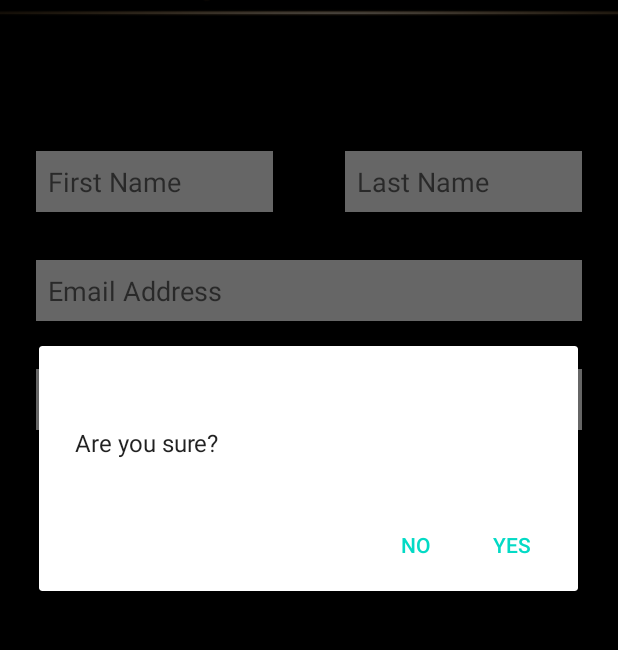
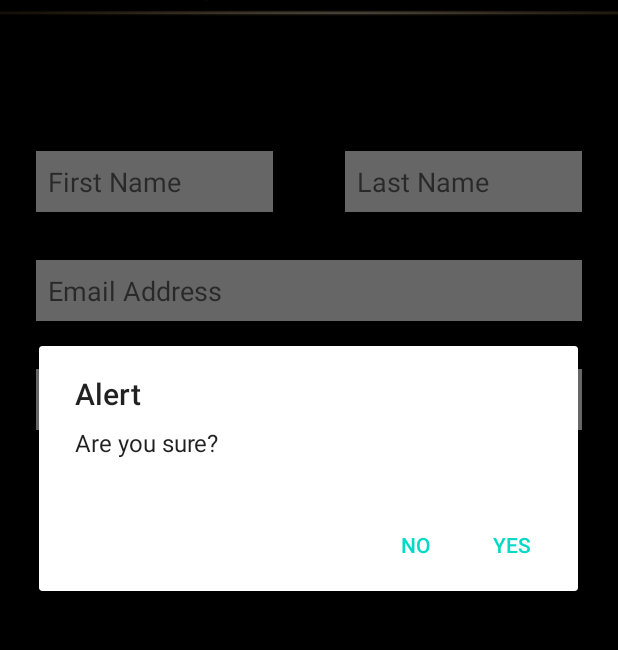
Before and after one commit to carluvy/LeaderBoard, an Android app: the FormActivity screen opened directly, with no data from a screen before it, after a tap on "SUBMIT", on a phone screen of 412 x 824 dp, the part 149-799 px from its top. Run offline under Robolectric (Android 15) with nearby library versions, the phone set to English and light mode, and no system bars.

Commit message:
Submission failed!

```diff
--- a/app/src/main/java/com/coolbanter/leaderboard/FormActivity.java
+++ b/app/src/main/java/com/coolbanter/leaderboard/FormActivity.java
@@ -1,13 +1,13 @@
 package com.coolbanter.leaderboard;
 
 
-import androidx.activity.OnBackPressedCallback;
+
 import androidx.appcompat.app.AlertDialog;
 import androidx.appcompat.app.AppCompatActivity;
 import androidx.appcompat.widget.Toolbar;
 
 
-import android.content.DialogInterface;
+
 import android.content.Intent;
 import android.os.Bundle;
 import android.util.Log;
@@ -63,11 +63,9 @@ public class FormActivity extends AppCompatActivity {
     APIService apiService = FormApiClient.getFormService();
 
         AlertDialog.Builder alertDialog = new AlertDialog.Builder(FormActivity.this);
-        alertDialog.setTitle(" ");
+        alertDialog.setTitle("Alert");
         alertDialog.setMessage(R.string.dialog_confirm_submission);
-        alertDialog.setPositiveButton(R.string.positive, new DialogInterface.OnClickListener() {
-            @Override
-            public void onClick(DialogInterface dialog, int which) {
+        alertDialog.setPositiveButton(R.string.positive, (dialog, which) -> {
             String firstName = firstNameEt.getText().toString();
             String lastName = lastNameEt.getText().toString();
             String email = emailEt.getText().toString();
@@ -81,15 +79,16 @@ public class FormActivity extends AppCompatActivity {
                         if (response.isSuccessful()) {
                             Log.i(TAG, "Was A Success!" + response.code());
 
+
                         }
                         successDialog();
+
 
 
                     }
 
                     @Override
                     public void onFailure(Call<Void> call, Throwable t) {
-                            failureDialog();
                         Log.i(TAG_FAIL, "Has Failed!" + t);
 //                            if (call.isCanceled()) {
 //                                Log.i(TAG_FAIL, "was cancelled");
@@ -100,12 +99,11 @@ public class FormActivity extends AppCompatActivity {
                     }
                 });
             } else {
+                failureDialog();
                 Toast.makeText(FormActivity.this, "All fields are required", Toast.LENGTH_LONG).show();
             }
 
             dialog.dismiss();
-
-            }
 
         });
         alertDialog.setNegativeButton(R.string.negative, (dialog, which) -> {
@@ -123,6 +121,7 @@ public class FormActivity extends AppCompatActivity {
     }
 
 private void successDialog() {
+
         AlertDialog.Builder alertDialog = new AlertDialog.Builder(FormActivity.this);
         alertDialog.setMessage("Submitted Successfully");
         alertDialog.setTitle(" ");
```
Lines whose indentation alone changed are shown as unchanged.
